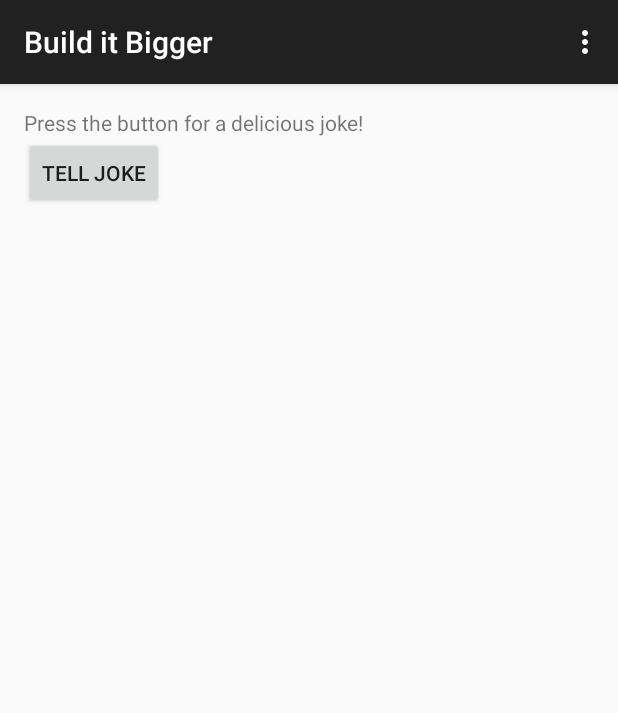
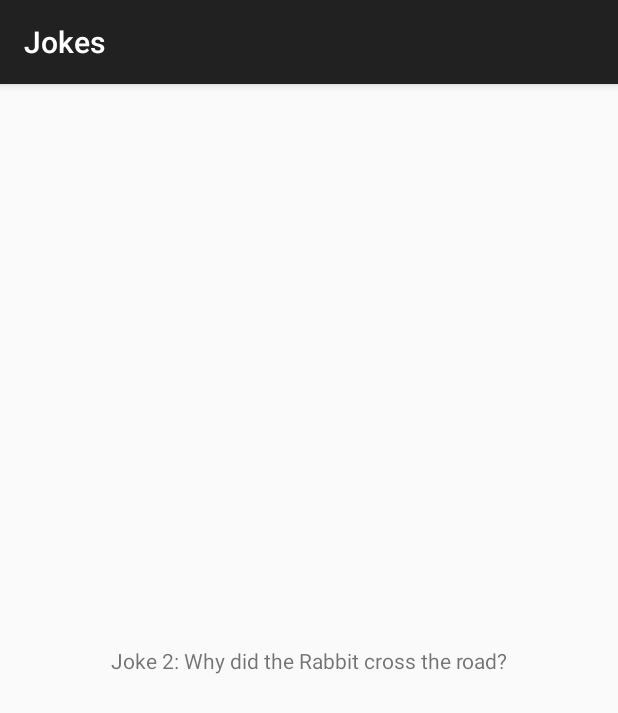
Before and after one commit to applocker/build-it-bigger, an Android app: the screen it shows after launch (MainActivity before the commit, JokesVisualizerActivity after it), after a tap on "TELL JOKE", on a phone screen of 412 x 824 dp. Shown: the top 713 px of the screen. Run offline under Robolectric (Android 15) with nearby library versions, the phone set to English and light mode, and no system bars; our stand-ins replace AdMob.

```diff
--- a/app/build.gradle
+++ b/app/build.gradle
@@ -52,6 +52,7 @@ dependencies {
     testImplementation 'junit:junit:4.12'
     //project dependencies
     api project(":JokesLibrary")
+    api project(":appjokevisualizer")
 }
 
 configurations.all {
--- a/app/src/main/java/com/udacity/gradle/builditbigger/MainActivity.java
+++ b/app/src/main/java/com/udacity/gradle/builditbigger/MainActivity.java
@@ -1,5 +1,6 @@
 package com.udacity.gradle.builditbigger;
 
+import android.content.Intent;
 import android.os.Bundle;
 import android.support.v7.app.AppCompatActivity;
 import android.view.Menu;
@@ -8,6 +9,9 @@ import android.view.View;
 import android.widget.Toast;
 
 import com.dappslocker.lib.Joker;
+import com.example.lib.appjokevisualizer.JokesVisualizerActivity;
+
+import static com.example.lib.appjokevisualizer.utility.Constants.JOKE;
 
 
 public class MainActivity extends AppCompatActivity {
@@ -43,7 +47,11 @@ public class MainActivity extends AppCompatActivity {
 
     public void tellJoke(View view) {
         Joker joke = new Joker();
-        Toast.makeText(this, joke.tellARandomJoke(), Toast.LENGTH_SHORT).show();
+        String aRandomJokeoke = joke.tellARandomJoke();
+        //Toast.makeText(this, joke.tellARandomJoke(), Toast.LENGTH_SHORT).show();
+        Intent intent = new Intent(this, JokesVisualizerActivity.class);
+        intent.putExtra(JOKE,aRandomJokeoke);
+        startActivity(intent);
     }
 
 
--- /dev/null
+++ b/appjokevisualizer/src/main/java/com/example/lib/appjokevisualizer/JokeVisulizerActivityFragment.java
@@ -0,0 +1,34 @@
+package com.example.lib.appjokevisualizer;
+
+import android.content.Intent;
+import android.support.v4.app.Fragment;
+import android.os.Bundle;
+import android.view.LayoutInflater;
+import android.view.View;
+import android.view.ViewGroup;
+import android.widget.EditText;
+import android.widget.TextView;
+
+import static com.example.lib.appjokevisualizer.utility.Constants.JOKE;
+
+/**
+ * A placeholder fragment containing a simple view.
+ */
+public class JokeVisulizerActivityFragment extends Fragment {
+
+    public JokeVisulizerActivityFragment() {
+    }
+
+    @Override
+    public View onCreateView(LayoutInflater inflater, ViewGroup container,
+                             Bundle savedInstanceState) {
+        View view = inflater.inflate(R.layout.fragment_jokes_visualizer, container, false);
+        Intent intent = getActivity().getIntent();
+        if(intent.hasExtra(JOKE)){
+            String joke = intent.getStringExtra(JOKE);
+            TextView textView = (TextView) view.findViewById(R.id.textViewJoke);
+            textView.setText(joke);
+        }
+        return view;
+    }
+}
--- /dev/null
+++ b/appjokevisualizer/src/main/java/com/example/lib/appjokevisualizer/JokesVisualizerActivity.java
@@ -0,0 +1,20 @@
+package com.example.lib.appjokevisualizer;
+
+import android.os.Bundle;
+import android.support.design.widget.FloatingActionButton;
+import android.support.design.widget.Snackbar;
+import android.support.v7.app.AppCompatActivity;
+import android.support.v7.widget.Toolbar;
+import android.view.View;
+
+public class JokesVisualizerActivity extends AppCompatActivity {
+
+    @Override
+    protected void onCreate(Bundle savedInstanceState) {
+        super.onCreate(savedInstanceState);
+        setContentView(R.layout.activity_jokes_visualizer);
+        Toolbar toolbar = (Toolbar) findViewById(R.id.toolbar);
+        setSupportActionBar(toolbar);
+    }
+
+}
--- /dev/null
+++ b/appjokevisualizer/src/main/res/layout/activity_jokes_visualizer.xml
@@ -0,0 +1,26 @@
+<?xml version="1.0" encoding="utf-8"?>
+<android.support.design.widget.CoordinatorLayout xmlns:android="http://schemas.android.com/apk/res/android"
+    xmlns:app="http://schemas.android.com/apk/res-auto"
+    xmlns:tools="http://schemas.android.com/tools"
+    android:layout_width="match_parent"
+    android:layout_height="match_parent"
+    tools:context=".JokesVisualizerActivity">
+
+    <android.support.design.widget.AppBarLayout
+        android:layout_width="match_parent"
+        android:layout_height="wrap_content"
+        android:theme="@style/AppTheme.AppBarOverlay">
+
+        <android.support.v7.widget.Toolbar
+            android:id="@+id/toolbar"
+            android:layout_width="match_parent"
+            android:layout_height="?attr/actionBarSize"
+            android:background="?attr/colorPrimary"
+            app:popupTheme="@style/AppTheme.PopupOverlay" />
+
+    </android.support.design.widget.AppBarLayout>
+
+    <include layout="@layout/content_jokes_visualizer" />
+
+
+</android.support.design.widget.CoordinatorLayout>
--- /dev/null
+++ b/appjokevisualizer/src/main/res/layout/fragment_jokes_visualizer.xml
@@ -0,0 +1,25 @@
+<?xml version="1.0" encoding="utf-8"?>
+<android.support.constraint.ConstraintLayout xmlns:android="http://schemas.android.com/apk/res/android"
+    xmlns:app="http://schemas.android.com/apk/res-auto"
+    xmlns:tools="http://schemas.android.com/tools"
+    android:layout_width="match_parent"
+    android:layout_height="match_parent"
+    tools:context=".JokesVisualizerActivityFragment"
+    tools:showIn="@layout/activity_jokes_visualizer">
+
+    <TextView
+        android:id="@+id/textViewJoke"
+        android:layout_width="wrap_content"
+        android:layout_height="wrap_content"
+        android:layout_marginStart="8dp"
+        android:layout_marginLeft="8dp"
+        android:layout_marginTop="8dp"
+        android:layout_marginEnd="8dp"
+        android:layout_marginRight="8dp"
+        android:layout_marginBottom="8dp"
+        tools:text="@string/joke"
+        app:layout_constraintBottom_toBottomOf="parent"
+        app:layout_constraintEnd_toEndOf="parent"
+        app:layout_constraintStart_toStartOf="parent"
+        app:layout_constraintTop_toTopOf="parent" />
+</android.support.constraint.ConstraintLayout>
--- /dev/null
+++ b/appjokevisualizer/src/main/res/values/strings.xml
@@ -0,0 +1,6 @@
+<resources>
+    <string name="app_name">AppJokeVisualizer</string>
+    <string name="title_activity_jokes_visualizer">Jokes</string>
+    <string name="action_settings">Settings</string>
+    <string name="joke">Knock Knock</string>
+</resources>
--- /dev/null
+++ b/appjokevisualizer/src/main/res/values/styles.xml
@@ -0,0 +1,13 @@
+<resources>
+
+    <style name="AppTheme" parent="Theme.AppCompat.Light" />
+
+    <style name="AppTheme.NoActionBar">
+        <item name="windowActionBar">false</item>
+        <item name="windowNoTitle">true</item>
+    </style>
+
+    <style name="AppTheme.AppBarOverlay" parent="ThemeOverlay.AppCompat.Dark.ActionBar" />
+
+    <style name="AppTheme.PopupOverlay" parent="ThemeOverlay.AppCompat.Light" />
+</resources>
--- a/settings.gradle
+++ b/settings.gradle
@@ -1 +1 @@
-include ':app', ':backend', ':JokesLibrary'
+include ':app', ':backend', ':JokesLibrary', ':appjokevisualizer'
```
Also changed, not shown: appjokevisualizer/build.gradle (added, +36 -0 lines), appjokevisualizer/src/main/AndroidManifest.xml (added, +12 -0 lines), appjokevisualizer/src/main/java/com/example/lib/appjokevisualizer/JokesVisualizerActivityFragment.java (added, +22 -0 lines), appjokevisualizer/src/main/java/com/example/lib/appjokevisualizer/utility/Constants.java (added, +9 -0 lines), appjokevisualizer/src/main/res/layout/content_jokes_visualizer.xml (added, +9 -0 lines), appjokevisualizer/src/main/res/menu/menu_jokes_visualizer.xml (added, +10 -0 lines), appjokevisualizer/src/main/res/values/dimens.xml (added, +9 -0 lines), 4 other files.
